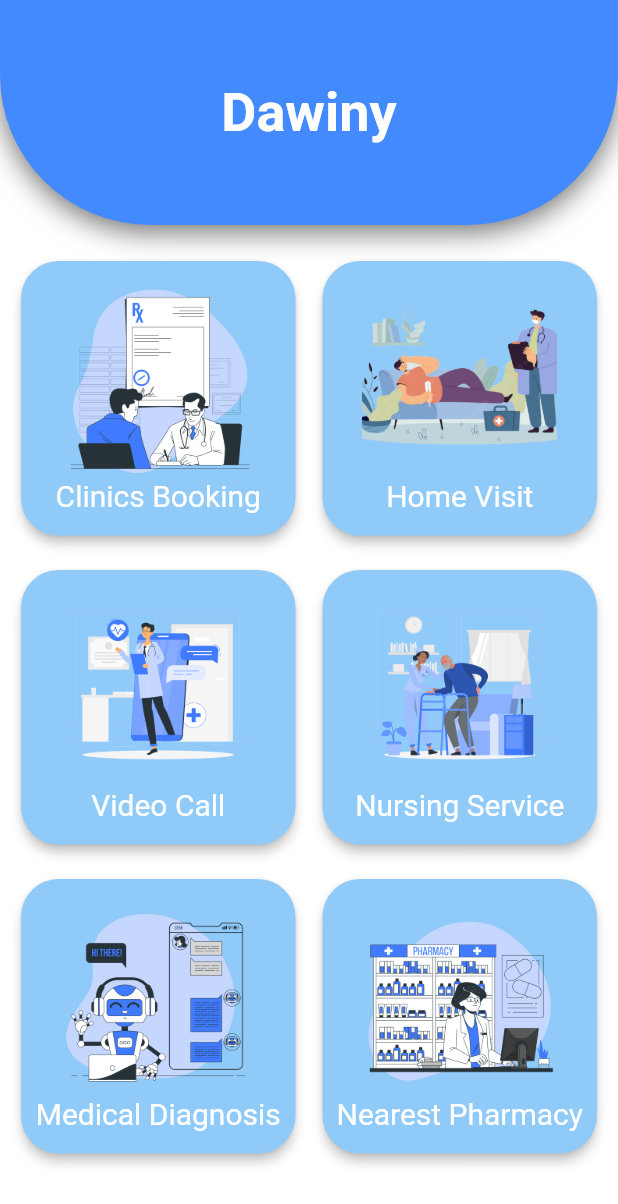
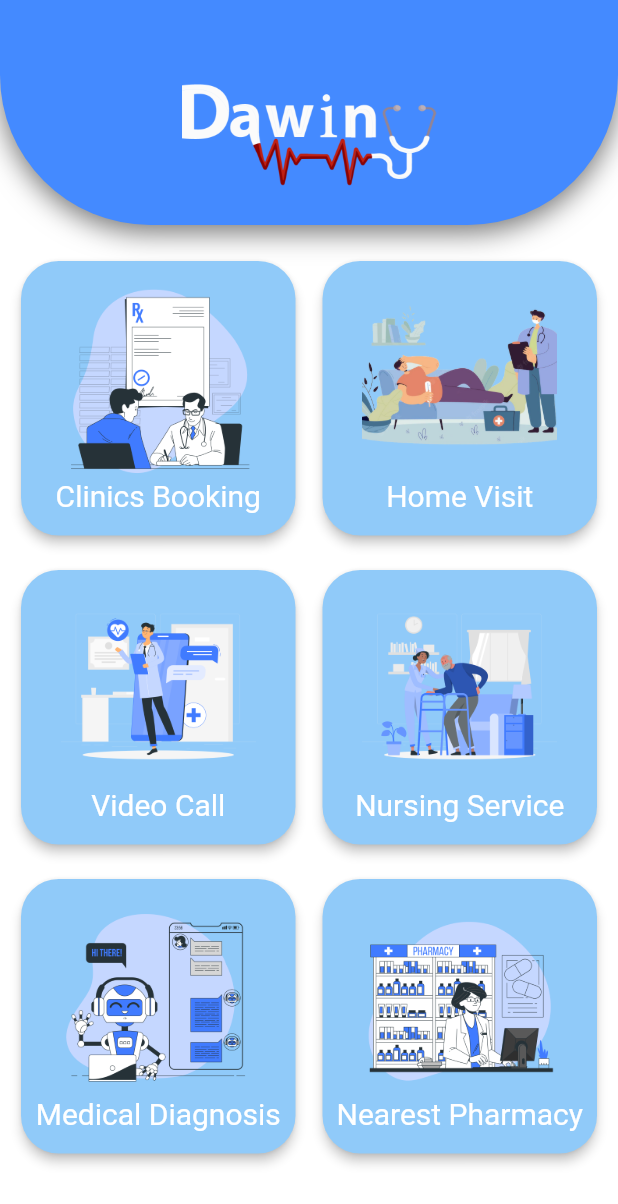
Before and after one commit to wshehab99/dawiny, a Flutter app: the CongratsScreen screen opened directly, after a tap on "Go To Homepage", on a phone screen of 412 x 824 dp. Shown: the top 1204 px of the screen. Run offline on Flutter 3.47's test engine with Material 2 defaults, Android fonts, the phone set to English and light mode, and no system bars; our stand-ins replace flutter_screenutil, flutter_svg, smooth_page_indicator.

Commit message:
change logo

```diff
--- a/lib/fake_data/fake_data.dart
+++ b/lib/fake_data/fake_data.dart
@@ -35,7 +35,7 @@ class FakeData {
     Doctor(
       email: "Ahmed@gmail.com",
       password: 'password123',
-      fullName: "Hazem Saleh",
+      fullName: "Mohamed Mousa",
       specialist: 'Dermatology',
       hospitalName: 'Alnaser hospital',
       profilePhoto: 'assets/images/doctor2.png',
--- a/lib/model/user.dart
+++ b/lib/model/user.dart
@@ -28,6 +28,11 @@ class User {
         email: 'm7mdmwsy@gmail.com',
         password: 'password123',
         fullName: "Moahmed Mousa"),
+    User(
+      email: "morsy12@gmail.com",
+      password: "password123",
+      fullName: "morsy hashish",
+    ),
   ];
   static User? currentUser;
 }
--- a/lib/screens/congrats_screen/congrates2.dart
+++ b/lib/screens/congrats_screen/congrates2.dart
@@ -1,5 +1,6 @@
 import 'package:find_doctor/shared/constant.dart';
 import 'package:flutter/material.dart';
+import '../gridpage/gridpage.dart';
 import '../home/homescreen.dart';
 
 class OnboardingScreen extends StatelessWidget {
@@ -55,7 +56,7 @@ class OnboardingScreen extends StatelessWidget {
                           Navigator.push(
                             context,
                             MaterialPageRoute(
-                              builder: (context) => HomeScreen(),
+                              builder: (context) => GridPage(),
                             ),
                           );
                         },
--- a/lib/screens/congrats_screen/congratesScreen.dart
+++ b/lib/screens/congrats_screen/congratesScreen.dart
@@ -12,7 +12,19 @@ class CongratsScreen extends StatelessWidget {
       body: Column(
         children: [
           const Spacer(),
-          Image.asset('assets/images/teriaq.jpg'),
+          CircleAvatar(
+            backgroundColor: Colors.blue,
+            radius: 100,
+            child: Padding(
+              padding: const EdgeInsets.all(10.0),
+              child: Image(
+                image: AssetImage(
+                  'assets/images/Dawiny logo - 2.png',
+                ),
+                fit: BoxFit.fitWidth,
+              ),
+            ),
+          ),
           const SizedBox(
             height: 15,
           ),
--- a/lib/screens/doctors/doctorDetailScreen.dart
+++ b/lib/screens/doctors/doctorDetailScreen.dart
@@ -146,7 +146,7 @@ class DetailScreen extends StatelessWidget {
                         height: 10,
                       ),
                       Text(
-                        'Dr. Stella is the top most heart surgeon in Flower\nHospital. She has done over 100 successful sugeries\nwithin past 3 years. She has achieved several\nawards for her wonderful contribution in her own\nfield. She’s available for private consultation for\ngiven schedules.',
+                        'Dr. ${_name} is the top most heart surgeon in Flower\nHospital. She has done over 100 successful sugeries\nwithin past 3 years. She has achieved several\nawards for her wonderful contribution in her own\nfield. She’s available for private consultation for\ngiven schedules.',
                         style: TextStyle(
                           height: 1.6,
                           color: kTitleTextColor.withOpacity(0.7),
--- a/lib/screens/gridpage/gridpage.dart
+++ b/lib/screens/gridpage/gridpage.dart
@@ -41,14 +41,26 @@ class GridPage extends StatelessWidget {
         Container(
           height: 150,
           width: double.infinity,
-          child: const Center(
-            child: Text(
-              'Dawiny',
-              style: TextStyle(
-                  fontSize: 36,
-                  color: Colors.white,
-                  fontWeight: FontWeight.bold),
+          child: Center(
+            child: Column(
+              children: [
+                SizedBox(
+                  height: 50,
+                ),
+                Image(
+                  image: AssetImage('assets/images/Dawiny logo - 2.png'),
+                  width: 170,
+                  height: 80,
+                ),
+              ],
             ),
+            // child: Text(
+            //   'Dawiny',
+            //   style: TextStyle(
+            //       fontSize: 36,
+            //       color: Colors.white,
+            //       fontWeight: FontWeight.bold),
+            // ),
           ),
           decoration: const BoxDecoration(
             color: Colors.blueAccent,
--- a/lib/screens/splash/splash_screen.dart
+++ b/lib/screens/splash/splash_screen.dart
@@ -35,10 +35,9 @@ class _SplashScreenState extends State<SplashScreen> {
       backgroundColor: Colors.white,
       body: Center(
         child: Container(
-          height: 500.h,
-          width: 500.h,
+          height: 100.h,
           child: Image.asset(
-            'assets/images/Dawiny-logos_white.png',
+            'assets/images/Dawiny logo - Copy.png',
             fit: BoxFit.cover,
           ),
         ),
```
Also changed, not shown: lib/screens/profile_data.dart (+8 -3 lines), lib/screens/registration/registration.dart (+26 -5 lines), lib/screens/signin/signin.dart (+14 -9 lines), lib/screens/signup/signup.dart (+14 -9 lines), assets/images/Dawiny logo - 2.png (added), assets/images/Dawiny logo - Copy.png (added).
